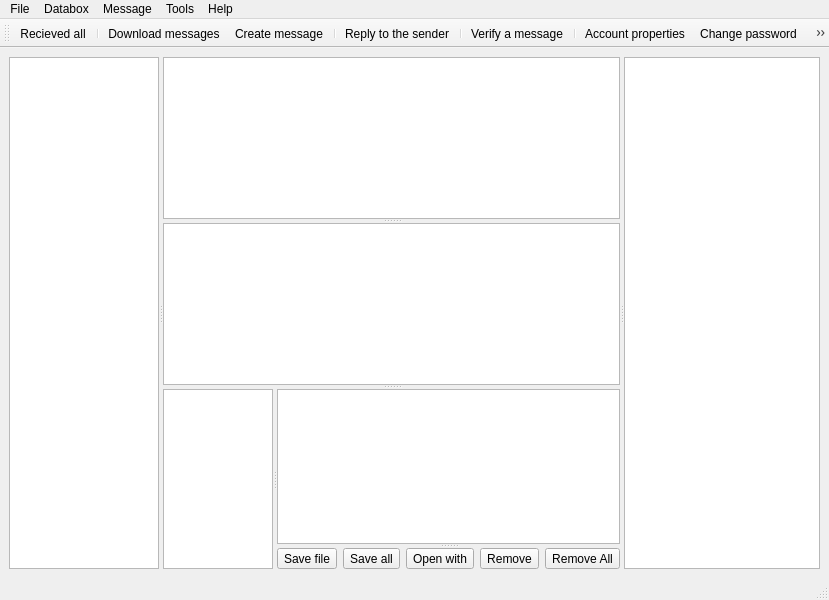
First picture: the form in ui/datovka.ui, repository psakar/datovka, before the edit.
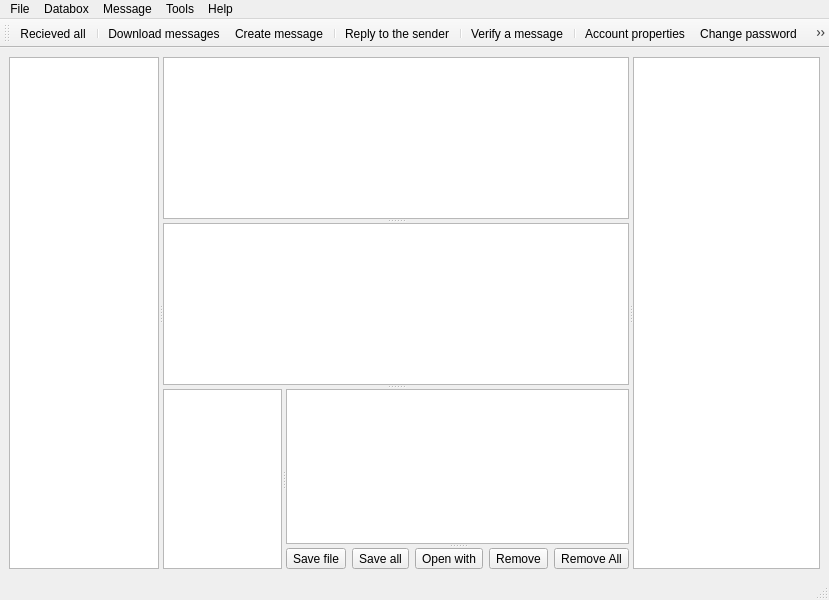
Second picture: the form after the edit. Icons and pictures are not drawn.

Patch:
```diff
--- a/ui/datovka.ui
+++ b/ui/datovka.ui
@@ -124,9 +124,18 @@
         <property name="selectionBehavior">
          <enum>QAbstractItemView::SelectRows</enum>
         </property>
+        <property name="showGrid">
+         <bool>false</bool>
+        </property>
+        <property name="wordWrap">
+         <bool>true</bool>
+        </property>
         <attribute name="horizontalHeaderHighlightSections">
          <bool>false</bool>
         </attribute>
+        <attribute name="horizontalHeaderStretchLastSection">
+         <bool>true</bool>
+        </attribute>
         <attribute name="verticalHeaderVisible">
          <bool>false</bool>
         </attribute>
@@ -134,7 +143,10 @@
          <bool>true</bool>
         </attribute>
         <attribute name="verticalHeaderDefaultSectionSize">
-         <number>0</number>
+         <number>18</number>
+        </attribute>
+        <attribute name="verticalHeaderHighlightSections">
+         <bool>false</bool>
         </attribute>
         <attribute name="verticalHeaderMinimumSectionSize">
          <number>18</number>
@@ -143,7 +155,7 @@
          <bool>false</bool>
         </attribute>
         <attribute name="verticalHeaderStretchLastSection">
-         <bool>true</bool>
+         <bool>false</bool>
         </attribute>
        </widget>
        <widget class="QSplitter" name="splitter_2">
@@ -179,7 +191,7 @@
            <bool>false</bool>
           </attribute>
          </widget>
-         <widget class="QWidget" name="">
+         <widget class="QWidget" name="layoutWidget">
           <layout class="QHBoxLayout" name="horizontalLayout">
            <item>
             <widget class="QToolButton" name="SaveFileButton">
@@ -251,6 +263,19 @@
              </property>
             </widget>
            </item>
+           <item>
+            <spacer name="horizontalSpacer">
+             <property name="orientation">
+              <enum>Qt::Horizontal</enum>
+             </property>
+             <property name="sizeHint" stdset="0">
+              <size>
+               <width>40</width>
+               <height>20</height>
+              </size>
+             </property>
+            </spacer>
+           </item>
           </layout>
          </widget>
         </widget>
```
Left out of the diff: 18 changed lines with no effect on the pictures.
